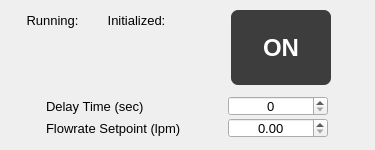
First picture: the form in src/ECM_gui/pump_dialog/widget_front_panel_pump.ui, repository dmherrington/ECM-Control-System, before the edit.
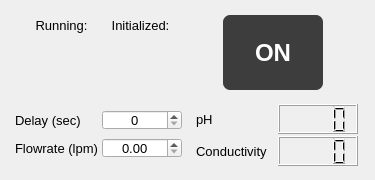
Second picture: the form after the edit. Custom widgets are drawn as their Qt base class.

```diff
--- a/src/ECM_gui/pump_dialog/widget_front_panel_pump.ui
+++ b/src/ECM_gui/pump_dialog/widget_front_panel_pump.ui
@@ -7,7 +7,7 @@
     <x>0</x>
     <y>0</y>
     <width>375</width>
-    <height>150</height>
+    <height>180</height>
    </rect>
   </property>
   <property name="sizePolicy">
@@ -19,35 +19,35 @@
   <property name="minimumSize">
    <size>
     <width>375</width>
-    <height>150</height>
+    <height>180</height>
    </size>
   </property>
   <property name="maximumSize">
    <size>
     <width>375</width>
-    <height>150</height>
+    <height>180</height>
    </size>
   </property>
   <property name="windowTitle">
    <string>Form</string>
   </property>
-  <layout class="QGridLayout" name="gridLayout_2">
+  <layout class="QGridLayout" name="gridLayout_3">
    <property name="leftMargin">
-    <number>1</number>
+    <number>3</number>
    </property>
    <property name="topMargin">
-    <number>1</number>
+    <number>3</number>
    </property>
    <property name="rightMargin">
-    <number>1</number>
+    <number>3</number>
    </property>
    <property name="bottomMargin">
-    <number>1</number>
+    <number>3</number>
    </property>
    <property name="spacing">
-    <number>1</number>
+    <number>2</number>
    </property>
-   <item row="0" column="0">
+   <item row="0" column="0" colspan="2">
     <layout class="QHBoxLayout" name="horizontalLayout_5">
      <property name="spacing">
       <number>2</number>
@@ -522,21 +522,39 @@
    </item>
    <item row="1" column="0">
     <layout class="QGridLayout" name="gridLayout">
-     <property name="leftMargin">
-      <number>1</number>
-     </property>
-     <property name="topMargin">
-      <number>1</number>
-     </property>
-     <property name="rightMargin">
-      <number>1</number>
-     </property>
-     <property name="bottomMargin">
-      <number>1</number>
-     </property>
      <property name="spacing">
       <number>2</number>
      </property>
+     <item row="0" column="0">
+      <widget class="QLabel" name="label_delayTim">
+       <property name="sizePolicy">
+        <sizepolicy hsizetype="Fixed" vsizetype="Fixed">
+         <horstretch>0</horstretch>
+         <verstretch>0</verstretch>
+        </sizepolicy>
+       </property>
+       <property name="minimumSize">
+        <size>
+         <width>85</width>
+         <height>20</height>
+        </size>
+       </property>
+       <property name="maximumSize">
+        <size>
+         <width>16777215</width>
+         <height>20</height>
+        </size>
+       </property>
+       <property name="font">
+        <font>
+         <pointsize>10</pointsize>
+        </font>
+       </property>
+       <property name="text">
+        <string>Delay (sec)</string>
+       </property>
+      </widget>
+     </item>
      <item row="0" column="1">
       <widget class="QDoubleSpinBox" name="doubleSpinBox_delayTime">
        <property name="sizePolicy">
@@ -547,13 +565,13 @@
        </property>
        <property name="minimumSize">
         <size>
-         <width>100</width>
+         <width>80</width>
          <height>20</height>
         </size>
        </property>
        <property name="maximumSize">
         <size>
-         <width>100</width>
+         <width>80</width>
          <height>20</height>
         </size>
        </property>
@@ -583,13 +601,13 @@
        </property>
        <property name="minimumSize">
         <size>
-         <width>136</width>
+         <width>85</width>
          <height>20</height>
         </size>
        </property>
        <property name="maximumSize">
         <size>
-         <width>16777215</width>
+         <width>85</width>
          <height>20</height>
         </size>
        </property>
@@ -599,7 +617,7 @@
         </font>
        </property>
        <property name="text">
-        <string>Flowrate Setpoint (lpm)</string>
+        <string>Flowrate (lpm)</string>
        </property>
       </widget>
      </item>
@@ -613,13 +631,13 @@
        </property>
        <property name="minimumSize">
         <size>
-         <width>100</width>
+         <width>80</width>
          <height>20</height>
         </size>
        </property>
        <property name="maximumSize">
         <size>
-         <width>100</width>
+         <width>80</width>
          <height>20</height>
         </size>
        </property>
@@ -636,8 +654,15 @@
        </property>
       </widget>
      </item>
+    </layout>
+   </item>
+   <item row="1" column="1">
+    <layout class="QGridLayout" name="gridLayout_2">
+     <property name="spacing">
+      <number>2</number>
+     </property>
      <item row="0" column="0">
-      <widget class="QLabel" name="label_delayTim">
+      <widget class="QLabel" name="label_ph">
        <property name="sizePolicy">
         <sizepolicy hsizetype="Fixed" vsizetype="Fixed">
          <horstretch>0</horstretch>
@@ -646,13 +671,13 @@
        </property>
        <property name="minimumSize">
         <size>
-         <width>136</width>
+         <width>80</width>
          <height>20</height>
         </size>
        </property>
        <property name="maximumSize">
         <size>
-         <width>16777215</width>
+         <width>80</width>
          <height>20</height>
         </size>
        </property>
@@ -662,7 +687,87 @@
         </font>
        </property>
        <property name="text">
-        <string>Delay Time (sec)</string>
+        <string>pH</string>
+       </property>
+      </widget>
+     </item>
+     <item row="0" column="1">
+      <widget class="QLCDNumber" name="lcdNumber_pH">
+       <property name="minimumSize">
+        <size>
+         <width>80</width>
+         <height>30</height>
+        </size>
+       </property>
+       <property name="maximumSize">
+        <size>
+         <width>80</width>
+         <height>30</height>
+        </size>
+       </property>
+       <property name="digitCount">
+        <number>4</number>
+       </property>
+      </widget>
+     </item>
+     <item row="1" column="0">
+      <widget class="QLabel" name="label_conductivity">
+       <property name="sizePolicy">
+        <sizepolicy hsizetype="Fixed" vsizetype="Fixed">
+         <horstretch>0</horstretch>
+         <verstretch>0</verstretch>
+        </sizepolicy>
+       </property>
+       <property name="minimumSize">
+        <size>
+         <width>80</width>
+         <height>20</height>
+        </size>
+       </property>
+       <property name="maximumSize">
+        <size>
+         <width>80</width>
+         <height>20</height>
+        </size>
+       </property>
+       <property name="font">
+        <font>
+         <pointsize>10</pointsize>
+        </font>
+       </property>
+       <property name="text">
+        <string>Conductivity</string>
+       </property>
+      </widget>
+     </item>
+     <item row="1" column="1">
+      <widget class="QLCDNumber" name="lcdNumber_Conductivity">
+       <property name="minimumSize">
+        <size>
+         <width>80</width>
+         <height>30</height>
+        </size>
+       </property>
+       <property name="maximumSize">
+        <size>
+         <width>80</width>
+         <height>30</height>
+        </size>
+       </property>
+       <property name="font">
+        <font>
+         <weight>75</weight>
+         <bold>true</bold>
+        </font>
+       </property>
+       <property name="lineWidth">
+        <number>1</number>
+       </property>
+       <property name="midLineWidth">
+        <number>0</number>
+       </property>
+       <property name="digitCount">
+        <number>4</number>
        </property>
       </widget>
      </item>
```
